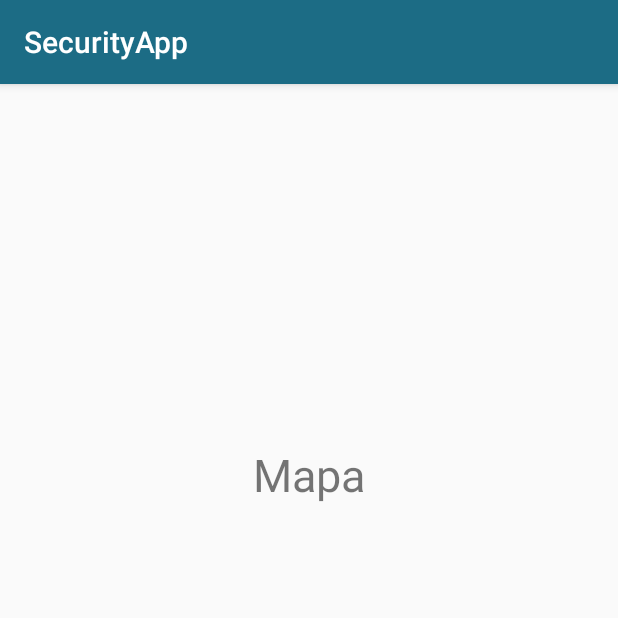
After one commit to ligiacarvalho/Fetin2018, an Android app: the fragment MapaFragment shown on its own in the app's theme, on a phone screen of 412 x 824 dp, the top half of it. The commit adds this screen. Run offline under Robolectric (Android 15) with nearby library versions, the phone set to English and light mode, and no system bars.

Commit message:
Layout abas

```diff
--- a/SecurityApp/app/build.gradle
+++ b/SecurityApp/app/build.gradle
@@ -23,6 +23,9 @@ dependencies {
     implementation 'com.android.support:appcompat-v7:26.1.0'
     implementation 'com.android.support.constraint:constraint-layout:1.1.2'
     implementation 'com.android.support:design:26.1.0'
+    implementation 'com.android.support:support-v4:26.1.0'
+    //implementation 'com.android.support:support-v13:+'
+    implementation 'com.android.support:support-v13:26.1.0'
     testImplementation 'junit:junit:4.12'
     androidTestImplementation 'com.android.support.test:runner:1.0.2'
     androidTestImplementation 'com.android.support.test.espresso:espresso-core:3.0.2'
--- a/SecurityApp/app/src/main/AndroidManifest.xml
+++ b/SecurityApp/app/src/main/AndroidManifest.xml
@@ -38,7 +38,7 @@
         <!-- <activity android:name=".control.MusicActivity"></activity> -->
         <activity android:name=".control.TutorialActivity" />
         <activity android:name=".control.Tutorial2Activity" />
-        <activity android:name=".control.MenuActivity"></activity>
+        <activity android:name=".control.Menu.MenuActivity"></activity>
     </application>
 
 </manifest>
--- a/SecurityApp/app/src/main/java/com/fetin/securityapp/control/LoginActivity.java
+++ b/SecurityApp/app/src/main/java/com/fetin/securityapp/control/LoginActivity.java
@@ -15,6 +15,7 @@ import android.widget.Toast;
 
 import com.fetin.securityapp.R;
 
+import com.fetin.securityapp.control.Menu.MenuActivity;
 import com.fetin.securityapp.model.TestDAO;
 
 
@@ -69,7 +70,7 @@ public class LoginActivity extends AppCompatActivity {
 
     {
 
-        editTextEmail = findViewById(R.id.editTextEmail);
+        editTextEmail = findViewById(R.id.EditTextEmail);
 
         editTextSenha = findViewById(R.id.editTextSenha);
 
@@ -116,7 +117,7 @@ public class LoginActivity extends AppCompatActivity {
 
 
         if (resp) {
-
+            finish();
             startActivity(intent);
 
         }
--- /dev/null
+++ b/SecurityApp/app/src/main/java/com/fetin/securityapp/control/Menu/Fragment/MapaFragment.java
@@ -0,0 +1,30 @@
+package com.fetin.securityapp.control.Menu.Fragment;
+
+
+import android.os.Bundle;
+import android.support.v4.app.Fragment;
+import android.view.LayoutInflater;
+import android.view.View;
+import android.view.ViewGroup;
+
+import com.fetin.securityapp.R;
+
+/**
+ * A simple {@link Fragment} subclass.
+ */
+public class MapaFragment extends android.app.Fragment {
+
+
+    public MapaFragment() {
+        // Required empty public constructor
+    }
+
+
+    @Override
+    public View onCreateView(LayoutInflater inflater, ViewGroup container,
+                             Bundle savedInstanceState) {
+        // Inflate the layout for this fragment
+        return inflater.inflate(R.layout.fragment_mapa, container, false);
+    }
+
+}
--- /dev/null
+++ b/SecurityApp/app/src/main/res/layout/fragment_mapa.xml
@@ -0,0 +1,18 @@
+<?xml version="1.0" encoding="utf-8"?>
+<FrameLayout xmlns:android="http://schemas.android.com/apk/res/android"
+    xmlns:tools="http://schemas.android.com/tools"
+    android:layout_width="match_parent"
+    android:layout_height="match_parent"
+    tools:context=".control.Menu.Fragment.MapaFragment">
+
+    <!-- TODO: Update blank fragment layout -->
+
+    <TextView
+        android:id="@+id/textView14"
+        android:layout_width="match_parent"
+        android:layout_height="521dp"
+        android:gravity="center"
+        android:text="Mapa"
+        android:textAlignment="center"
+        android:textSize="30sp" />
+</FrameLayout>
--- a/SecurityApp/app/src/main/res/values/colors.xml
+++ b/SecurityApp/app/src/main/res/values/colors.xml
@@ -1,6 +1,6 @@
 <?xml version="1.0" encoding="utf-8"?>
 <resources>
-    <color name="colorPrimary">#5b3fb5</color>
-    <color name="colorPrimaryDark">#5b3fb5</color>
-    <color name="colorAccent">#FF4081</color>
+    <color name="colorPrimary">#1c6c85</color>
+    <color name="colorPrimaryDark">#165164</color>
+    <color name="colorAccent">#658a95</color>
 </resources>
--- a/SecurityApp/app/src/main/res/values/strings.xml
+++ b/SecurityApp/app/src/main/res/values/strings.xml
@@ -7,4 +7,7 @@
     <string name="nav_header_subtitle">android.studio@android.com</string>
     <string name="nav_header_desc">Navigation header</string>
     <string name="action_settings">Settings</string>
+
+    <!-- TODO: Remove or change this placeholder text -->
+    <string name="hello_blank_fragment">Hello blank fragment</string>
 </resources>
```
Also changed, not shown: SecurityApp/app/src/main/java/com/fetin/securityapp/control/Menu/Fragment/CelularFragment.java (added, +30 -0 lines), SecurityApp/app/src/main/java/com/fetin/securityapp/control/Menu/MenuActivity.java (added, +93 -0 lines), SecurityApp/app/src/main/java/com/fetin/securityapp/control/MenuActivity.java (deleted, +0 -59 lines), SecurityApp/app/src/main/res/layout/activity_login.xml (+14 -59 lines), SecurityApp/app/src/main/res/layout/activity_menu.xml (+27 -28 lines), SecurityApp/app/src/main/res/layout/fragment_celular.xml (added, +18 -0 lines).
